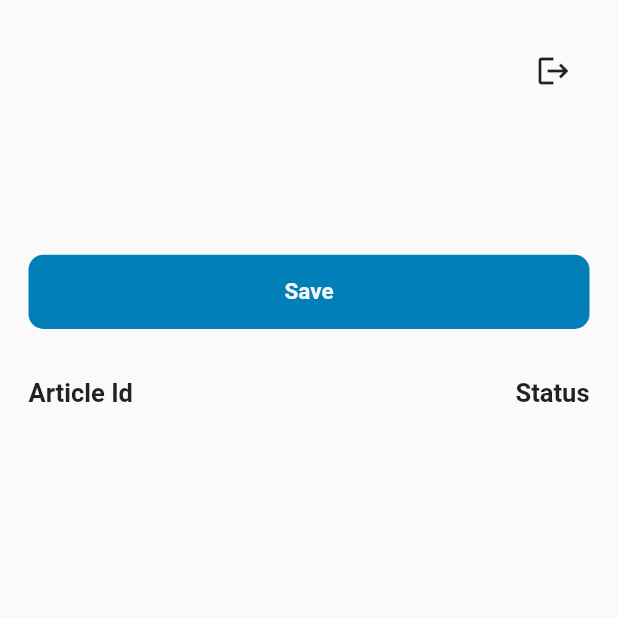
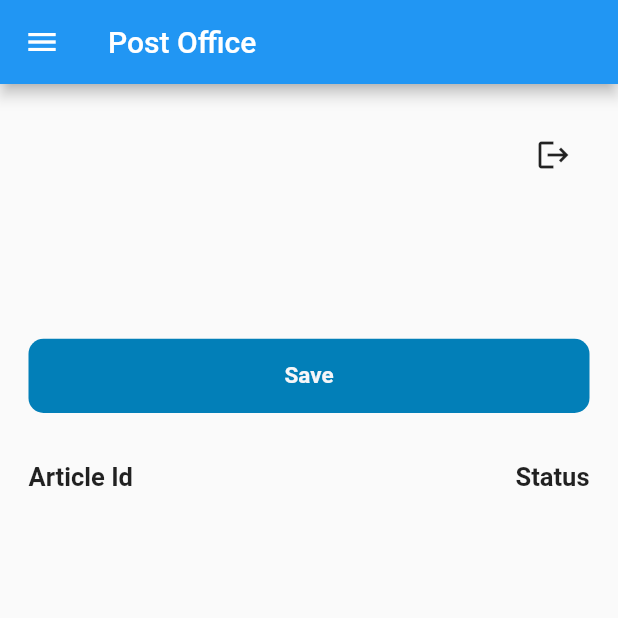
Before and after one commit to Adiikust/Post_Api, a Flutter app: the DeliveryScreen screen opened directly, on a phone screen of 412 x 824 dp, the top half of it. Run offline on Flutter 3.47's test engine with Material 2 defaults, Android fonts, the phone set to English and light mode, and no system bars; our stand-ins replace hive, hive_flutter, shared_preferences; missing offline and left inert: flutter_barcode_scanner; accounts and stored records are empty; network calls fail.

Commit message:
third commit

```diff
--- a/lib/Views/Auth/login_screen.dart
+++ b/lib/Views/Auth/login_screen.dart
@@ -42,6 +42,7 @@ class _LoginScreenState extends State<LoginScreen>
                     location: data["Location"].toString(),
                     personalID: data["LocationId"].toString(),
                     userId: data["UserID"].toString(),
+                    userFullName: data["UserFullName"].toString(),
                   )));
     } else {
       ScaffoldMessenger.of(context).showSnackBar(
--- a/lib/Views/Delivery/delivery_screen.dart
+++ b/lib/Views/Delivery/delivery_screen.dart
@@ -14,16 +14,19 @@ class DeliveryScreen extends StatefulWidget {
   late String? location;
   late String? locationId;
   late String? userId;
+  late String? userFullName;
   DeliveryScreen({
     String? personalID,
     String? location,
     String? locationId,
     String? userId,
+    String? userFullName,
   }) {
     this.personalID = personalID;
     this.location = location;
     this.locationId = locationId;
     this.userId = userId;
+    this.userFullName = userFullName;
   }
 
   @override
@@ -148,6 +151,141 @@ class _DeliveryScreenState extends State<DeliveryScreen> {
         return true;
       },
       child: Scaffold(
+        appBar: AppBar(
+          title: (const Text("Post Office")),
+        ),
+        drawer: Drawer(
+          child: ListView(
+            padding: EdgeInsets.zero,
+            children: <Widget>[
+              UserAccountsDrawerHeader(
+                accountName: Text(
+                  widget.userFullName.toString(),
+                  style: const TextStyle(
+                    fontSize: 20,
+                  ),
+                ),
+                accountEmail: Text(
+                  widget.location.toString(),
+                  style: const TextStyle(
+                    fontSize: 20,
+                  ),
+                ),
+                currentAccountPicture: const CircleAvatar(
+                    backgroundImage: NetworkImage(
+                        "https://www.businesslist.pk/img/pk/s/1606670029-34-pakistan-post-office.jpg")),
+              ),
+              /*DrawerHeader(
+                decoration: const BoxDecoration(
+                  color: Colors.blue,
+                ),
+                child: Column(
+                  crossAxisAlignment: CrossAxisAlignment.start,
+                  children: [
+                    Text(
+                      widget.userFullName.toString(),
+                      style: const TextStyle(
+                        color: Colors.white,
+                        fontSize: 24,
+                      ),
+                    ),
+                    Text(
+                      widget.location.toString(),
+                      style: const TextStyle(
+                        color: Colors.white,
+                        fontSize: 24,
+                      ),
+                    ),
+                  ],
+                ),
+              ),*/
+              ListTile(
+                leading: const Icon(Icons.article),
+                title: const Text('New Article'),
+                onTap: () {
+                  Navigator.pop(context);
+                },
+              ),
+              ListTile(
+                leading: const Icon(Icons.update),
+                title: const Text('Update Article'),
+                onTap: () {
+                  showDialog(
+                      context: context,
+                      builder: (BuildContext context) {
+                        return Dialog(
+                          child: SizedBox(
+                            height: 300,
+                            child: Padding(
+                              padding: const EdgeInsets.all(10.0),
+                              child: Column(
+                                crossAxisAlignment: CrossAxisAlignment.start,
+                                mainAxisAlignment: MainAxisAlignment.center,
+                                children: [
+                                  /* Center(
+                                                                    child: Text(
+                                                                        "$key",
+                                                                        style:
+                                                                            const TextStyle(
+                                                                          fontSize:
+                                                                              20,
+                                                                        ))),*/
+                                  SizedBox(
+                                    height: data.size.height * 0.04,
+                                  ),
+                                  const Text(
+                                    "",
+                                    style: TextStyle(fontSize: 20),
+                                  ),
+                                  SizedBox(
+                                    height: data.size.height * 0.04,
+                                  ),
+                                  Text(
+                                    _transitState.toString(),
+                                    style: const TextStyle(fontSize: 20),
+                                  ),
+                                  SizedBox(
+                                    height: data.size.height * 0.04,
+                                  ),
+                                  Text(
+                                    _location_Name.toString(),
+                                    style: const TextStyle(fontSize: 20),
+                                  ),
+                                  SizedBox(
+                                    height: data.size.height * 0.04,
+                                  ),
+                                  Center(
+                                    child: ElevatedButton(
+                                        onPressed: () {
+                                          Navigator.of(context).pop();
+                                        },
+                                        child: const Text("Close")),
+                                  )
+                                ],
+                              ),
+                            ),
+                          ),
+                        );
+                      });
+                },
+              ),
+              const Divider(
+                thickness: 3,
+              ),
+              ListTile(
+                leading: const Icon(Icons.logout),
+                title: const Text('LogOut'),
+                onTap: () {
+                  Hive.box('isUserLogin').put('isUserLoggedIn', false);
+                  Navigator.push(
+                      context,
+                      MaterialPageRoute(
+                          builder: (context) => const LoginScreen()));
+                },
+              ),
+            ],
+          ),
+        ),
         body: SingleChildScrollView(
           child: SafeArea(
             child: Padding(
```
